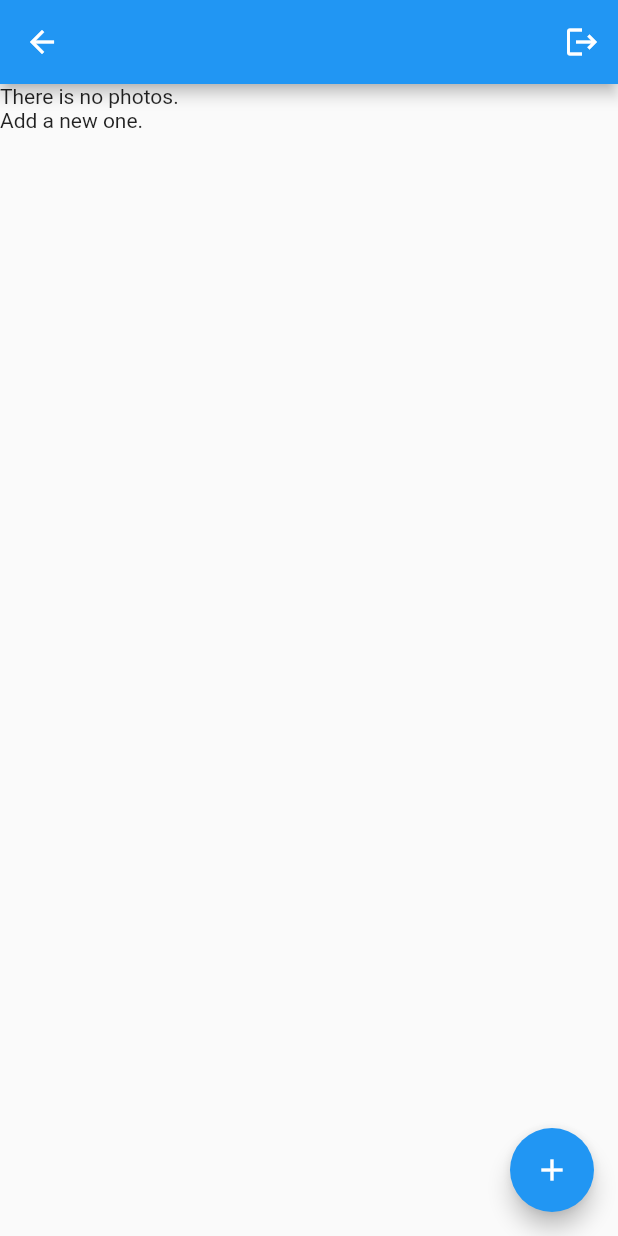
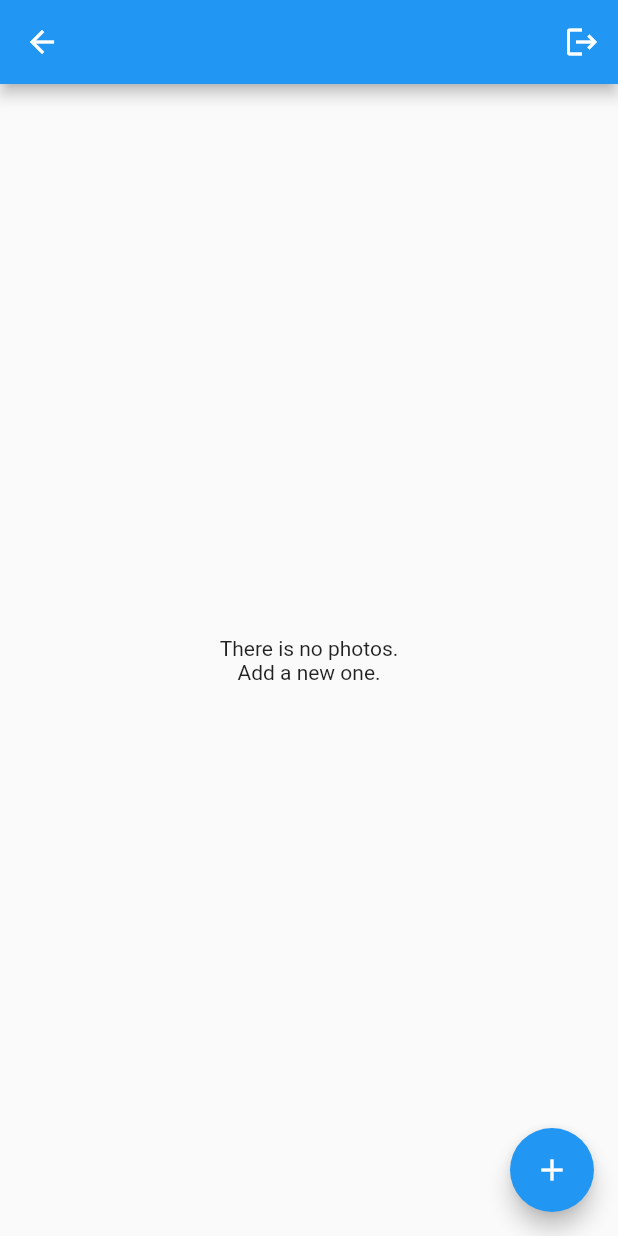
Before and after one commit to Khalidm98/astra-tech, a Flutter app: the PhotoList screen opened by its route, on a phone screen of 412 x 824 dp. Run offline on Flutter 3.47's test engine with Material 2 defaults, Android fonts, the phone set to English and light mode, and no system bars; our stand-ins replace firebase_auth, firebase_core, firebase_storage, get, image_picker; accounts and stored records are empty; generated files the repository leaves out were written again.

Commit message:
Minor fix

```diff
--- a/lib/screens/photo/photo_list.dart
+++ b/lib/screens/photo/photo_list.dart
@@ -38,7 +38,12 @@ class _PhotoListState extends State<PhotoList> {
 
         final photos = controller.photos!;
         if (photos.isEmpty)
-          return const Text('There is no photos.\nAdd a new one.');
+          return const Center(
+            child: Text(
+              'There is no photos.\nAdd a new one.',
+              textAlign: TextAlign.center,
+            ),
+          );
 
         return ListView.separated(
           itemCount: photos.length,
```
